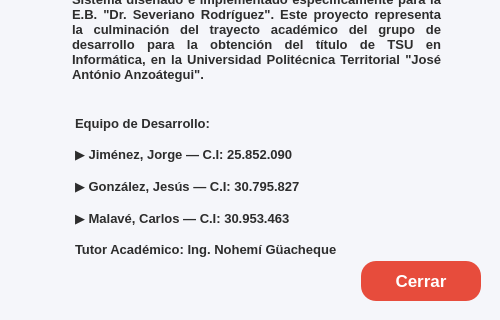
First picture: the form in resources/ui/acerca_de.ui, repository Proyecto-Uptjaa/Proyecto_SIRA, before the edit; both pictures show x 0 to 500 and y 180 to 500 of the 500 by 500 pixel window.
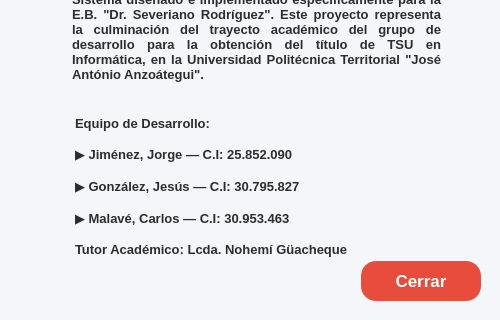
Second picture: the form after the edit. Icons and pictures are not drawn.

What changed in the file:
```diff
--- a/resources/ui/acerca_de.ui
+++ b/resources/ui/acerca_de.ui
@@ -377,7 +377,7 @@
 
 ▶ Malavé, Carlos — C.I: 30.953.463
 
-Tutor Académico: Ing. Nohemí Güacheque</string>
+Tutor Académico: Lcda. Nohemí Güacheque</string>
       </property>
       <property name="alignment">
        <set>Qt::AlignmentFlag::AlignLeading|Qt::AlignmentFlag::AlignLeft|Qt::AlignmentFlag::AlignVCenter</set>
```
